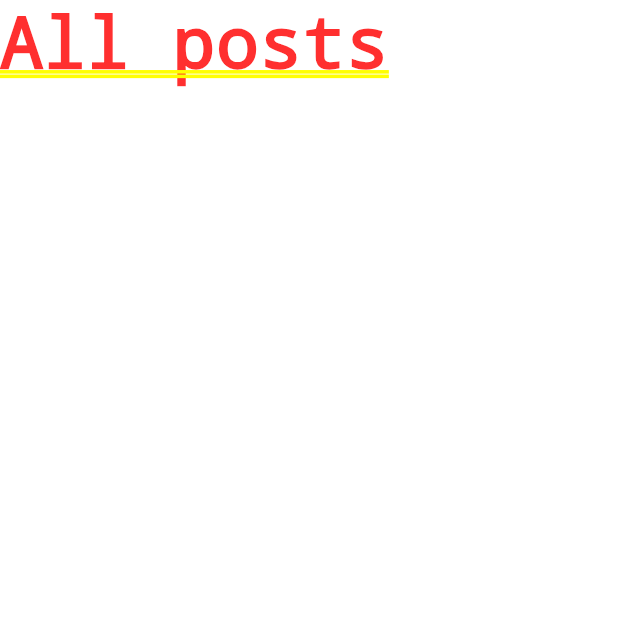
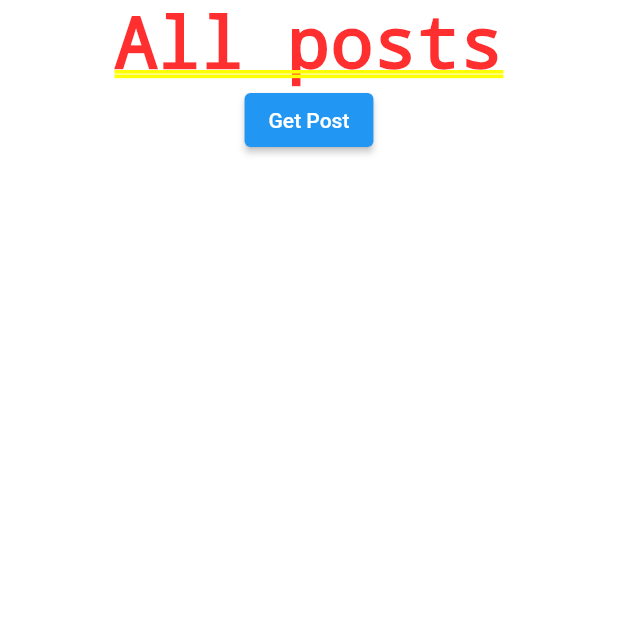
Before and after one commit to Ankan1998/Flutter_practise, a Flutter app: the screen it shows after launch, on a phone screen of 412 x 824 dp, the top half of it. Run offline on Flutter 3.47's test engine with Material 2 defaults, Android fonts, the phone set to English and light mode, and no system bars.

Commit message:
Completed Post Service with http fetch with async and reading response object

```diff
--- a/asyncprogfutureflutter/lib/main.dart
+++ b/asyncprogfutureflutter/lib/main.dart
@@ -1,3 +1,4 @@
+import 'package:asyncprogfutureflutter/services/post_services.dart';
 import 'package:flutter/material.dart';
 
 void main() {
@@ -29,12 +30,25 @@ class MyApp extends StatelessWidget {
 
 class Posts extends StatelessWidget {
   final String title;
+  PostsService _srvObject = PostsService();
   Posts({required this.title});
 
   @override
   Widget build(BuildContext context) {
     return Container(
-      child: Text(title),
+      height: 300.0,
+      width: 300.0,
+      child: Column(
+        children: [
+          Text(title),
+          ElevatedButton(
+            onPressed: () {
+              _srvObject.fetchPosts();
+            },
+            child: Text('Get Post'),
+          )
+        ],
+      ),
     );
   }
 }
--- a/asyncprogfutureflutter/lib/services/post_services.dart
+++ b/asyncprogfutureflutter/lib/services/post_services.dart
@@ -1,7 +1,7 @@
 import 'package:http/http.dart' as http;
 import 'package:http/http.dart';
 
-class PostsServices {
+class PostsService {
   void fetchPosts() async {
     var url = Uri.https('jsonplaceholder.typicode.com',
         'posts/10'); //first argument only domain, second argument posts
```
